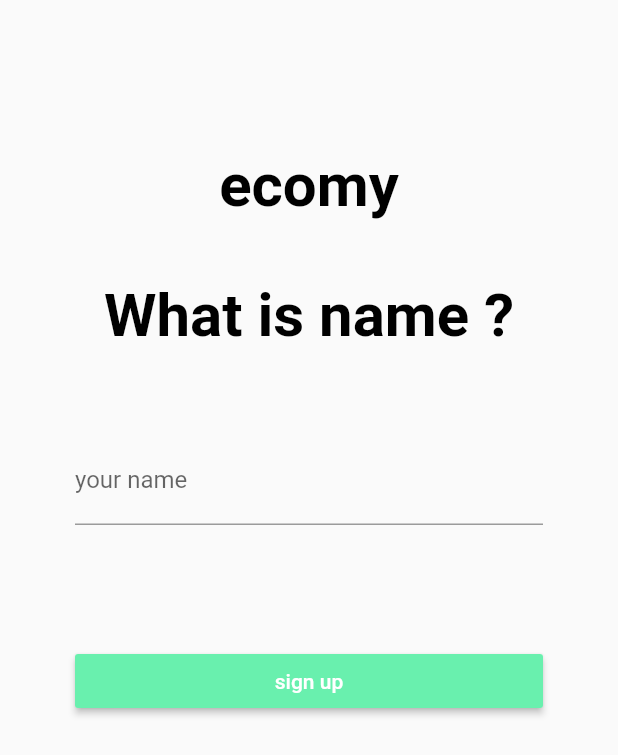
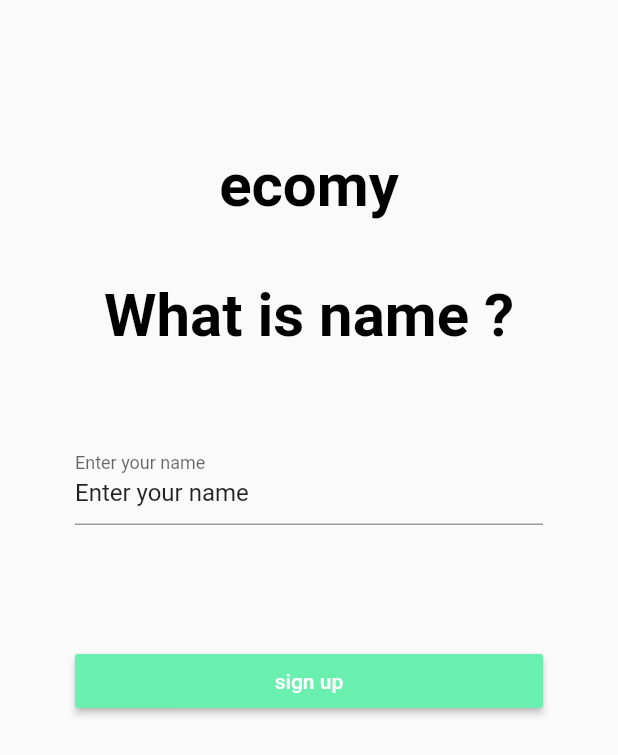
Before and after one commit to kmgk/flutter_hack_20, a Flutter app: the screen it shows after launch, on a phone screen of 412 x 824 dp. Shown: the top 755 px of the screen. Run offline on Flutter 3.47's test engine with Material 2 defaults, Android fonts, the phone set to English and light mode, and no system bars; our stand-ins replace cloud_firestore, firebase_auth; accounts and stored records are empty.

Commit message:
fix error for before version

```diff
--- a/lib/view/sign_in/sign_in_page.dart
+++ b/lib/view/sign_in/sign_in_page.dart
@@ -1,9 +1,13 @@
 import 'package:flutter/material.dart';
 import 'package:flutter_hack20/sevice/firebase_auth_service.dart';
 
-class SignInPage extends StatelessWidget {
-  // const SignInPage();
-  String _name;
+class SignInPage extends StatefulWidget {
+  @override
+  _SignInPageState createState() => _SignInPageState();
+}
+
+class _SignInPageState extends State<SignInPage> {
+  String _name = 'Enter your name';
 
   @override
   Widget build(BuildContext context) {
@@ -11,7 +15,7 @@ class SignInPage extends StatelessWidget {
       body: Column(
           crossAxisAlignment: CrossAxisAlignment.stretch,
           children: <Widget>[
-            SizedBox(height: 100.0),
+            const SizedBox(height: 100.0),
             Center(
               child: Text(
                 'ecomy',
@@ -22,7 +26,7 @@ class SignInPage extends StatelessWidget {
                 ),
               ),
             ),
-            SizedBox(height: 40.0),
+            const SizedBox(height: 40.0),
             Center(
               child: Text(
                 'What is name ?',
@@ -33,7 +37,7 @@ class SignInPage extends StatelessWidget {
                 ),
               ),
             ),
-            SizedBox(height: 57.0),
+            const SizedBox(height: 57.0),
             // TextField(
             //   decoration: InputDecoration(
             //     border: const OutlineInputBorder(),
@@ -43,24 +47,28 @@ class SignInPage extends StatelessWidget {
             Padding(
               padding: const EdgeInsets.only(left: 50.0, right: 50.0),
               child: TextFormField(
-                decoration: InputDecoration(labelText: 'your name'),
+                  decoration:
+                      const InputDecoration(labelText: 'Enter your name'),
                   keyboardAppearance: Brightness.light,
                   initialValue: _name,
-                validator: (value) => value.isNotEmpty ? null : 'you can`t save name',
-                onSaved: (value) => _name = value,
+                  validator: (String value) =>
+                      value.isNotEmpty ? null : 'you can`t save name',
+                  onSaved: (String value) {
+                    _name = value;
+                    print(value);
+                  }),
             ),
-            ),
-            SizedBox(height: 80.0),
+            const SizedBox(height: 80.0),
             Padding(
               padding: const EdgeInsets.only(left: 50.0, right: 50.0),
               child: RaisedButton(
                   child: const Text('sign up'),
                   onPressed: () async {
+                    print(_name);
                     await FirebaseAuthService.instance.signInAnonymously(_name);
                   },
                   color: Colors.greenAccent,
-                textColor: Colors.white
-              ),
+                  textColor: Colors.white),
             ),
           ]),
     );
```
Lines whose indentation alone changed are shown as unchanged.
